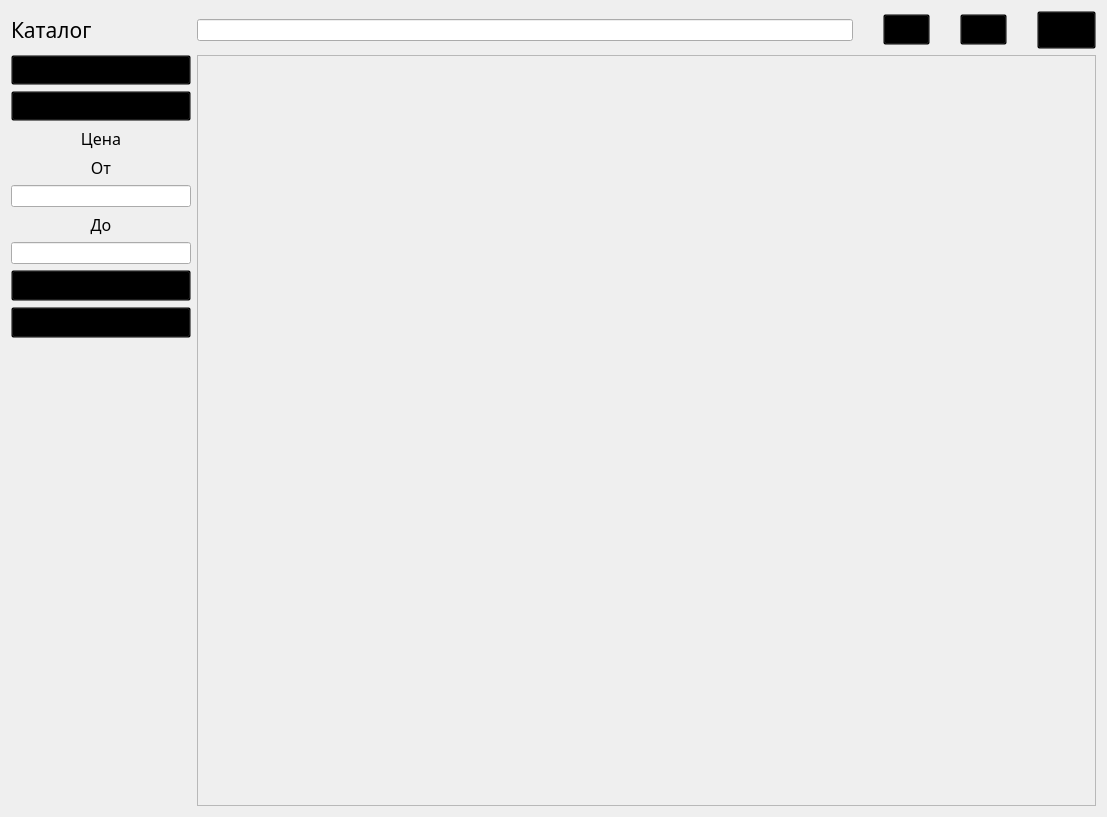
lirthu/kursach, file catalog.ui: the form before one commit.
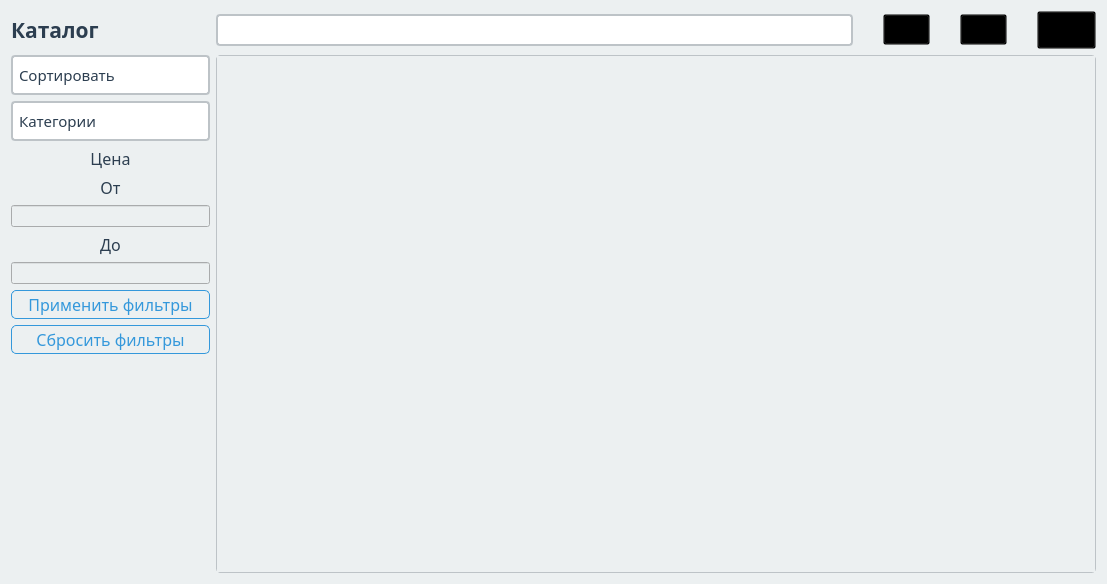
The form after the commit. Icons and pictures are not drawn.

```diff
--- a/catalog.ui
+++ b/catalog.ui
@@ -7,11 +7,14 @@
     <x>0</x>
     <y>0</y>
     <width>1107</width>
-    <height>817</height>
+    <height>584</height>
    </rect>
   </property>
   <property name="windowTitle">
-   <string>Form</string>
+   <string>Каталог</string>
+  </property>
+  <property name="styleSheet">
+   <string notr="true">background-color: #ECF0F1;</string>
   </property>
   <layout class="QVBoxLayout" name="verticalLayout">
    <item>
@@ -22,7 +25,20 @@
         <number>30</number>
        </property>
        <item>
-        <widget class="QLineEdit" name="lineEdit"/>
+        <widget class="QLineEdit" name="lineEdit">
+         <property name="styleSheet">
+          <string notr="true">QLineEdit {
+    background-color: white;
+    border: 2px solid #BDC3C7;
+    border-radius: 4px;
+    padding: 6px;
+    color: #2C3E50;
+}
+QLineEdit:focus {
+    border-color: #3498DB;
+}</string>
+         </property>
+        </widget>
        </item>
        <item>
         <widget class="QPushButton" name="pushButton_3">
@@ -112,6 +128,13 @@
      </item>
      <item row="1" column="1">
       <widget class="QScrollArea" name="scrollArea">
+       <property name="styleSheet">
+        <string notr="true">QScrollArea {
+    background-color: white;
+    border: 1px solid #BDC3C7;
+    border-radius: 4px;
+}</string>
+       </property>
        <property name="widgetResizable">
         <bool>true</bool>
        </property>
@@ -120,8 +143,8 @@
          <rect>
           <x>0</x>
           <y>0</y>
-          <width>884</width>
-          <height>731</height>
+          <width>858</width>
+          <height>498</height>
          </rect>
         </property>
        </widget>
@@ -133,11 +156,17 @@
         <font>
          <family>Segoe Print</family>
          <pointsize>16</pointsize>
+         <weight>75</weight>
+         <bold>true</bold>
         </font>
        </property>
        <property name="cursor">
         <cursorShape>ArrowCursor</cursorShape>
        </property>
+       <property name="styleSheet">
+        <string notr="true">color: #2C3E50; 
+</string>
+       </property>
        <property name="text">
         <string>Каталог</string>
        </property>
@@ -158,12 +187,18 @@
          </property>
          <property name="styleSheet">
           <string notr="true">QComboBox {
-    background-color: transparent;
+    background-color: white;
+    border: 2px solid #BDC3C7;
+    border-radius: 4px;
+    padding: 6px;
+    color: #2C3E50;
 }
-
+QComboBox::drop-down {
+    border: none;
+}
 QComboBox QAbstractItemView {
     background-color: white;
-    border: 1px solid gray;
+    border: 1px solid #BDC3C7;
 }</string>
          </property>
          <item>
@@ -193,12 +228,18 @@
          </property>
          <property name="styleSheet">
           <string notr="true">QComboBox {
-    background-color: transparent;
+    background-color: white;
+    border: 2px solid #BDC3C7;
+    border-radius: 4px;
+    padding: 6px;
+    color: #2C3E50;
 }
-
+QComboBox::drop-down {
+    border: none;
+}
 QComboBox QAbstractItemView {
     background-color: white;
-    border: 1px solid gray;
+    border: 1px solid #BDC3C7;
 }</string>
          </property>
          <property name="editable">
@@ -225,6 +266,9 @@
          <property name="layoutDirection">
           <enum>Qt::LeftToRight</enum>
          </property>
+         <property name="styleSheet">
+          <string notr="true">color: #2C3E50;</string>
+         </property>
          <property name="text">
           <string>Цена</string>
          </property>
@@ -244,6 +288,9 @@
          <property name="layoutDirection">
           <enum>Qt::LeftToRight</enum>
          </property>
+         <property name="styleSheet">
+          <string notr="true">color: #2C3E50;</string>
+         </property>
          <property name="text">
           <string>От</string>
          </property>
@@ -266,6 +313,9 @@
          <property name="layoutDirection">
           <enum>Qt::LeftToRight</enum>
          </property>
+         <property name="styleSheet">
+          <string notr="true">color: #2C3E50;</string>
+         </property>
          <property name="text">
           <string>До</string>
          </property>
@@ -286,7 +336,17 @@
           </font>
          </property>
          <property name="styleSheet">
-          <string notr="true">background-color: transparent;</string>
+          <string notr="true">QPushButton {
+    background-color: transparent;
+    color: #3498DB;
+    border: 1px solid #3498DB;
+    padding: 2px 16px;
+    border-radius: 5px;
+}
+QPushButton:hover {
+    background-color: #3498DB;
+    color: white;
+}</string>
          </property>
          <property name="text">
           <string>Применить фильтры</string>
@@ -302,7 +362,17 @@
           </font>
          </property>
          <property name="styleSheet">
-          <string notr="true">background-color: transparent;</string>
+          <string notr="true">QPushButton {
+    background-color: transparent;
+    color: #3498DB;
+    border: 1px solid #3498DB;
+    padding: 2px 16px;
+    border-radius: 5px;
+}
+QPushButton:hover {
+    background-color: #3498DB;
+    color: white;
+}</string>
          </property>
          <property name="text">
           <string>Сбросить фильтры</string>
```
Left out of the diff: 6 changed lines with no effect on the pictures.
